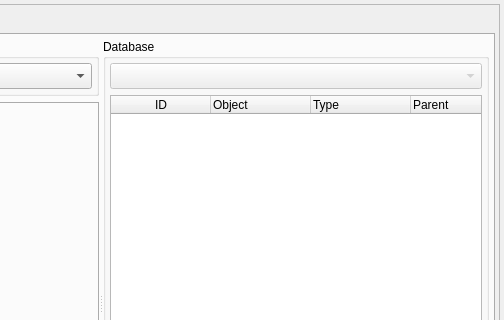
First picture: the form in libpgmodeler_ui/ui/databaseimportform.ui, repository pgmodeler/pgmodeler, before the edit; both pictures show x 296 to 800 and y 0 to 320 of the 800 by 620 pixel window.
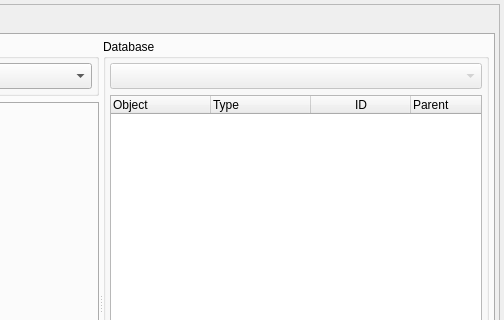
Second picture: the form after the edit. The open tabs and pages were chosen to show the change. Icons and pictures are not drawn.

What changed in the file:
```diff
--- a/libpgmodeler_ui/ui/databaseimportform.ui
+++ b/libpgmodeler_ui/ui/databaseimportform.ui
@@ -816,15 +816,6 @@
                     <attribute name="verticalHeaderMinimumSectionSize">
                      <number>30</number>
                     </attribute>
-                    <column>
-                     <property name="text">
-                      <string>ID</string>
-                     </property>
-                     <property name="icon">
-                      <iconset resource="../res/resources.qrc">
-                       <normaloff>:/icones/icones/uid.png</normaloff>:/icones/icones/uid.png</iconset>
-                     </property>
-                    </column>
                     <column>
                      <property name="text">
                       <string>Object</string>
@@ -849,6 +840,15 @@
                        <normaloff>:/icones/icones/usertype.png</normaloff>:/icones/icones/usertype.png</iconset>
                      </property>
                     </column>
+                    <column>
+                     <property name="text">
+                      <string>ID</string>
+                     </property>
+                     <property name="icon">
+                      <iconset resource="../res/resources.qrc">
+                       <normaloff>:/icones/icones/uid.png</normaloff>:/icones/icones/uid.png</iconset>
+                     </property>
+                    </column>
                     <column>
                      <property name="text">
                       <string>Parent</string>
```
